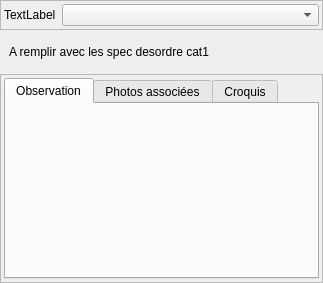
Before: the Qt Designer form Lamia/toolprepro/base_digue/lamiabasedigue_desordre_tool_ui.ui in Artelia/Lamia, drawn with Qt 5.
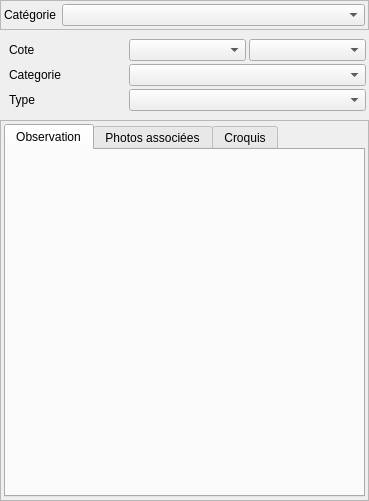
After: the same form once the commit is applied.

Commit message: tools arrangement

```diff
--- a/Lamia/toolprepro/base_digue/lamiabasedigue_desordre_tool_ui.ui
+++ b/Lamia/toolprepro/base_digue/lamiabasedigue_desordre_tool_ui.ui
@@ -6,8 +6,8 @@
    <rect>
     <x>0</x>
     <y>0</y>
-    <width>323</width>
-    <height>283</height>
+    <width>369</width>
+    <height>501</height>
    </rect>
   </property>
   <property name="windowTitle">
@@ -35,7 +35,7 @@
       <item row="0" column="0">
        <widget class="QLabel" name="label_2">
         <property name="text">
-         <string>TextLabel</string>
+         <string>Catégorie</string>
         </property>
        </widget>
       </item>
@@ -48,11 +48,49 @@
       <number>0</number>
      </property>
      <widget class="QWidget" name="page">
-      <layout class="QHBoxLayout" name="horizontalLayout">
-       <item>
-        <widget class="QLabel" name="label">
+      <layout class="QGridLayout" name="gridLayout_2">
+       <property name="topMargin">
+        <number>3</number>
+       </property>
+       <property name="rightMargin">
+        <number>3</number>
+       </property>
+       <property name="bottomMargin">
+        <number>3</number>
+       </property>
+       <property name="spacing">
+        <number>3</number>
+       </property>
+       <item row="1" column="0">
+        <widget class="QLabel" name="label_5">
          <property name="text">
-          <string>A remplir avec les spec desordre cat1</string>
+          <string>Categorie</string>
+         </property>
+        </widget>
+       </item>
+       <item row="0" column="0">
+        <widget class="QLabel" name="label_4">
+         <property name="text">
+          <string>Cote</string>
+         </property>
+        </widget>
+       </item>
+       <item row="2" column="1" colspan="2">
+        <widget class="QComboBox" name="comboBox_des_type"/>
+       </item>
+       <item row="1" column="1" colspan="2">
+        <widget class="QComboBox" name="comboBox_des_cat"/>
+       </item>
+       <item row="0" column="1">
+        <widget class="QComboBox" name="comboBox_cote"/>
+       </item>
+       <item row="0" column="2">
+        <widget class="QComboBox" name="comboBox_position"/>
+       </item>
+       <item row="2" column="0">
+        <widget class="QLabel" name="label_6">
+         <property name="text">
+          <string>Type</string>
          </property>
         </widget>
        </item>
```
The commit also changes 96 other files.
